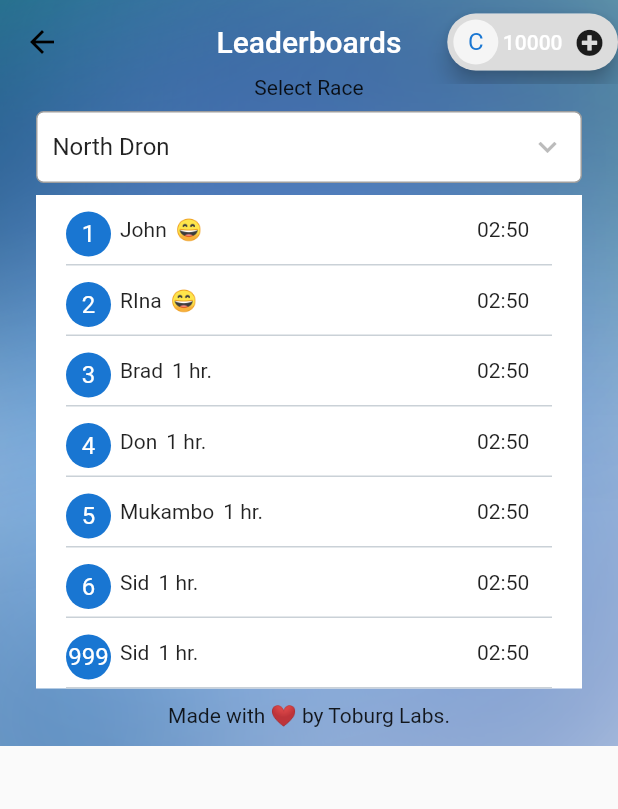
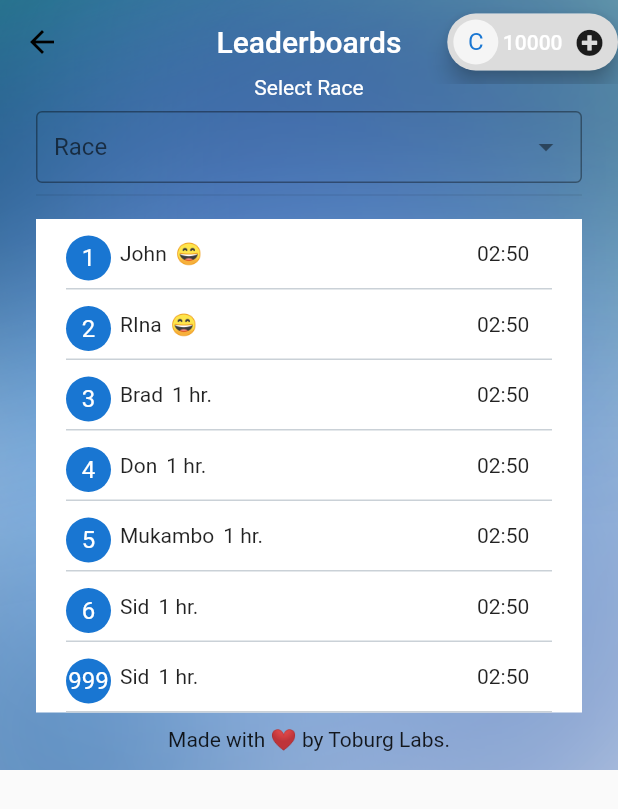
Before and after one commit to ThBurger/skiwm, a Flutter app: the LeaderboardPage screen opened directly, on a phone screen of 412 x 824 dp. Shown: the top 809 px of the screen. Run offline on Flutter 3.47's test engine with Material 2 defaults, Android fonts, the phone set to English and light mode, and no system bars; drawn by our look-alikes of dropdown_search; our stand-ins replace carousel_slider, country_code_picker, font_awesome_flutter, get, in_app_purchase, stop_watch_timer and 2 more; missing offline and left inert: flame, in_app_purchase_android, in_app_purchase_storekit; accounts and stored records are empty; project files that could hold a hidden picture were left out.

Commit message:
get race from database and show in leaderboard

```diff
--- a/skiwm/lib/main.dart
+++ b/skiwm/lib/main.dart
@@ -38,7 +38,7 @@ class App extends StatelessWidget {
           ),
         ),
       ),
-      initialRoute: '/menu',
+      initialRoute: '/',
       routes: <String, WidgetBuilder>{
         '/': (_) => const SplashPage(),
         '/menu': (_) => const MenuPage(),
--- /dev/null
+++ b/skiwm/lib/models/race.dart
@@ -0,0 +1,64 @@
+import 'dart:convert';
+import 'package:flutter/material.dart';
+
+@immutable
+class Race {
+  final String? id;
+  final DateTime? updatedAt;
+  final String? racename;
+  final int? difficulty;
+  final bool? training;
+  final DateTime? fromDate;
+  final DateTime? tillDate;
+
+  const Race({
+    this.id,
+    this.updatedAt,
+    this.racename,
+    this.difficulty,
+    this.training,
+    this.fromDate,
+    this.tillDate,
+  });
+
+  @override
+  String toString() {
+    return 'Race(id: $id, updatedAt: $updatedAt, racename: $racename, difficulty: $difficulty, training: $training, fromDate: $fromDate, tillDate: $tillDate)';
+  }
+
+  factory Race.fromMap(Map<String, dynamic> data) => Race(
+        id: data['id'] as String?,
+        updatedAt: data['updated_at'] == null
+            ? null
+            : DateTime.parse(data['updated_at'] as String),
+        racename: data['racename'] as String?,
+        difficulty: data['difficulty'] as int?,
+        training: data['training'] as bool?,
+        fromDate: data['from_date'] == null
+            ? null
+            : DateTime.parse(data['from_date'] as String),
+        tillDate: data['till_date'] == null
+            ? null
+            : DateTime.parse(data['till_date'] as String),
+      );
+
+  Map<String, dynamic> toMap() => {
+        'id': id,
+        'updated_at': updatedAt?.toIso8601String(),
+        'racename': racename,
+        'difficulty': difficulty,
+        'training': training,
+        'from_date': fromDate?.toIso8601String(),
+        'till_date': tillDate?.toIso8601String(),
+      };
+
+  factory Race.fromJson(String data) {
+    return Race.fromMap(json.decode(data) as Map<String, dynamic>);
+  }
+
+  String toJson() => json.encode(toMap());
+
+  isEqual(Race? s) {
+    return id == s!.id;
+  }
+}
--- a/skiwm/lib/pages/leaderboard.dart
+++ b/skiwm/lib/pages/leaderboard.dart
@@ -1,7 +1,10 @@
 import 'package:flutter/material.dart';
+import 'package:skiwm/models/race.dart';
+import 'package:skiwm/resources/globals.dart';
 import 'package:skiwm/utils/Theme.dart';
 import 'package:skiwm/widgets/credit.dart';
 import 'package:skiwm/widgets/results.dart';
+import 'package:dropdown_search/dropdown_search.dart';
 
 class LeaderboardPage extends StatefulWidget {
   const LeaderboardPage({Key? key}) : super(key: key);
@@ -10,79 +13,15 @@ class LeaderboardPage extends StatefulWidget {
 }
 
 class _LeaderboardPageState extends State<LeaderboardPage> {
-  bool enableList = false;
-  int _selectedIndex = 0;
-  _onhandleTap() {
-    setState(() {
-      enableList = !enableList;
-    });
-  }
-
-  _onChanged(int position) {
-    setState(() {
-      _selectedIndex = position;
-      enableList = !enableList;
-    });
-  }
-
-  List<Map> _testList = [
-    {'no': 1, 'keyword': 'North Dron'},
-    {'no': 2, 'keyword': 'Mabygo'},
-    {'no': 3, 'keyword': 'La Shdencoe-In-Hayya'},
-    {'no': 4, 'keyword': 'Manslodfield'},
-    {'no': 5, 'keyword': 'Bridsportsicast'},
-    {'no': 6, 'keyword': 'West Ston'},
-    {'no': 7, 'keyword': 'Telshamtwich'},
-    {'no': 8, 'keyword': 'Bingombmurington'},
-    {'no': 9, 'keyword': 'Port Marlta'},
-    {'no': 10, 'keyword': 'Leinecoffs'},
-  ];
-
-  Widget _buildSearchList() => Container(
-        height: 150.0,
-        decoration: BoxDecoration(
-          border: Border.all(color: SkiWmColors.black, width: 1),
-          borderRadius: BorderRadius.all(Radius.circular(5)),
-          color: Colors.white,
-        ),
-        padding: EdgeInsets.symmetric(horizontal: 20.0, vertical: 10.0),
-        margin: EdgeInsets.only(top: 5.0),
-        child: ListView.builder(
-            padding: const EdgeInsets.all(0),
-            shrinkWrap: true,
-            scrollDirection: Axis.vertical,
-            physics:
-                BouncingScrollPhysics(parent: AlwaysScrollableScrollPhysics()),
-            itemCount: _testList.length,
-            itemBuilder: (context, position) {
-              return InkWell(
-                onTap: () {
-                  _onChanged(position);
-                },
-                child: Container(
-                    // padding: widget.padding,
-                    padding:
-                        EdgeInsets.symmetric(horizontal: 10.0, vertical: 10.0),
-                    decoration: BoxDecoration(
-                        color: position == _selectedIndex
-                            ? Colors.grey[100]
-                            : Colors.white,
-                        borderRadius: BorderRadius.all(Radius.circular(4.0))),
-                    child: Text(
-                      _testList[position]['keyword'],
-                      style: TextStyle(color: Colors.black),
-                    )),
-              );
-            }),
-      );
   @override
   Widget build(BuildContext context) {
+    print(races);
     AppBar appBar = AppBar(
         centerTitle: true,
         backgroundColor: Colors.transparent,
         elevation: 0,
         leading: IconButton(
-          icon: Icon(Icons.arrow_back, color: Colors.black),
+          icon: const Icon(Icons.arrow_back, color: Colors.black),
           onPressed: () => Navigator.of(context).pop(),
         ),
         title: const Text(
@@ -111,38 +50,29 @@ class _LeaderboardPageState extends State<LeaderboardPage> {
             child: Column(
               children: [
                 const SizedBox(height: 50),
-                Text("Select Race"),
-                const SizedBox(height: 8.0),
-                InkWell(
-                  onTap: _onhandleTap,
-                  child: Container(
-                    decoration: BoxDecoration(
-                      border: Border.all(
-                          color: enableList ? Colors.black : Colors.grey,
-                          width: 1),
-                      borderRadius: BorderRadius.all(Radius.circular(5)),
-                      color: Colors.white,
-                    ),
-                    padding: const EdgeInsets.symmetric(horizontal: 10.0),
-                    height: 48.0,
-                    child: Row(
-                      mainAxisAlignment: MainAxisAlignment.spaceBetween,
-                      mainAxisSize: MainAxisSize.min,
-                      children: <Widget>[
-                        Expanded(
-                            child: Text(
-                          _selectedIndex != null
-                              ? _testList[_selectedIndex]['keyword']
-                              : "Select value",
-                          style: TextStyle(fontSize: 16.0),
-                        )),
-                        Icon(Icons.expand_more,
-                            size: 24.0, color: Color(0XFFbbbbbb)),
-                      ],
-                    ),
+                const Text(
+                  "Select Race",
+                  style: TextStyle(
+                    color: Colors.white,
                   ),
                 ),
-                enableList ? _buildSearchList() : Container(),
+                const SizedBox(height: 8.0),
+                DropdownSearch<Race>(
+                  showSelectedItems: true,
+                  compareFn: (i, s) => i?.isEqual(s) ?? false,
+                  validator: (v) => v == null ? "required field" : null,
+                  dropdownSearchDecoration: const InputDecoration(
+                    hintText: "Select a race",
+                    labelText: "Race",
+                    contentPadding: EdgeInsets.fromLTRB(12, 12, 0, 0),
+                    border: OutlineInputBorder(),
+                  ),
+                  mode: Mode.MENU,
+                  items: races,
+                  itemAsString: (Race? r) => r!.racename!,
+                  onChanged: (Race? data) => print(data),
+                ),
+                const Divider(),
                 const SizedBox(height: 8.0),
                 Results(),
                 SizedBox(height: 10.0),
@@ -160,3 +90,16 @@ class _LeaderboardPageState extends State<LeaderboardPage> {
     );
   }
 }
+
+Widget _customDropDownExample(BuildContext context, Race? item) {
+  if (item == null) {
+    return Container();
+  }
+
+  return Container(
+    child: ListTile(
+      contentPadding: EdgeInsets.all(0),
+      title: Text(item.racename!),
+    ),
+  );
+}
--- /dev/null
+++ b/skiwm/lib/resources/globals.dart
@@ -0,0 +1,3 @@
+import 'package:skiwm/models/race.dart';
+
+List<Race> races = List.empty(growable: true);
--- a/skiwm/pubspec.yaml
+++ b/skiwm/pubspec.yaml
@@ -45,6 +45,7 @@ dependencies:
   in_app_purchase: ^2.0.1
   shared_preferences: ^2.0.11
   country_code_picker: ^2.0.2
+  dropdown_search: ^2.0.1
 
 dev_dependencies:
   flutter_test:
```
Also changed, not shown: skiwm/lib/pages/race.dart (+3 -5 lines), skiwm/lib/pages/splash.dart (+30 -3 lines), skiwm/pubspec.lock.
